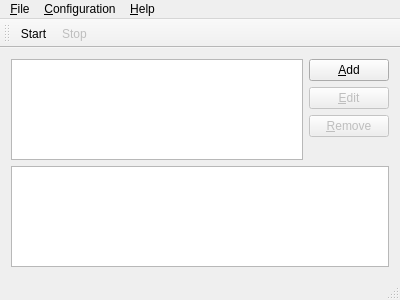
martin-kudlicka/compact-ntfs, file source/mainwindow.ui: the form before one commit.
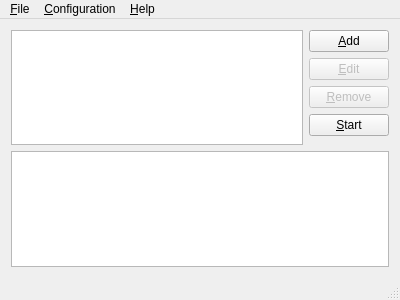
The form after the commit.

Commit message: + progress dialog during compact

What changed in the file:
```diff
--- a/source/mainwindow.ui
+++ b/source/mainwindow.ui
@@ -56,6 +56,13 @@
           </property>
          </widget>
         </item>
+        <item>
+         <widget class="QPushButton" name="start">
+          <property name="text">
+           <string>&amp;Start</string>
+          </property>
+         </widget>
+        </item>
         <item>
          <spacer name="verticalSpacer">
           <property name="orientation">
@@ -117,16 +124,6 @@
    <addaction name="menu_Configuratio"/>
    <addaction name="menu_Help"/>
   </widget>
-  <widget class="QToolBar" name="mainToolBar">
-   <attribute name="toolBarArea">
-    <enum>TopToolBarArea</enum>
-   </attribute>
-   <attribute name="toolBarBreak">
-    <bool>false</bool>
-   </attribute>
-   <addaction name="actionStartCompact"/>
-   <addaction name="actionStopCompact"/>
-  </widget>
   <widget class="QStatusBar" name="statusBar"/>
   <action name="action_Exit">
    <property name="text">
```
The commit also changes 4 other files.
